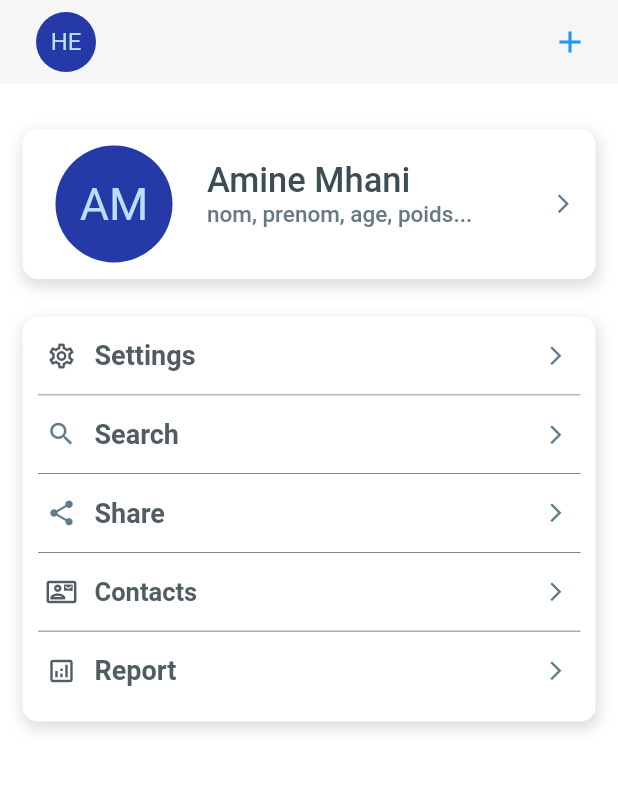
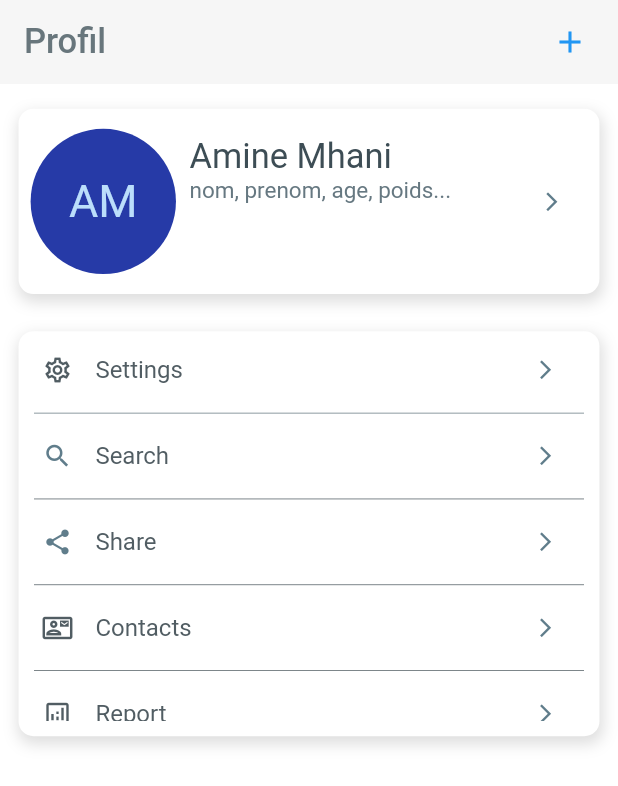
Before and after one commit to HmzEzh/medisafe, a Flutter app: the ProfilScreen screen opened directly, on a phone screen of 412 x 824 dp. Shown: the top 786 px of the screen. Run offline on Flutter 3.47's test engine with Material 2 defaults, Android fonts, the phone set to English and light mode, and no system bars; our stand-ins replace flutter_datetime_picker.

Commit message:
2023-04-05 adaptative

```diff
--- /dev/null
+++ b/lib/screens/profilScreen/AccountScreen/AccountScreen.dart
@@ -0,0 +1,42 @@
+import 'package:flutter/material.dart';
+
+class AccountScreen extends StatefulWidget {
+  const AccountScreen({super.key});
+
+  @override
+  State<AccountScreen> createState() => _AccountScreenState();
+}
+
+class _AccountScreenState extends State<AccountScreen> {
+  @override
+  Widget build(BuildContext context) {
+    return Scaffold(
+      backgroundColor: Colors.white,
+      appBar: AppBar(
+          title: const Text(
+            "Account",
+            style: TextStyle(
+              fontSize: 23,
+              fontWeight: FontWeight.w500,
+              color: Color.fromARGB(255, 104, 118, 124),
+            ),
+          ),
+          shadowColor: Colors.transparent,
+          backgroundColor: Color.fromARGB(255, 246, 246, 246),
+          automaticallyImplyLeading: false,
+          centerTitle: false,
+          actions: [
+            TextButton(
+                style: ButtonStyle(
+                  // minimumSize : MaterialStateProperty.all(Size(0,0)),
+                  overlayColor: MaterialStateProperty.all(Colors.transparent),
+                  splashFactory: NoSplash.splashFactory,
+                ),
+                onPressed: () {
+                  print("test");
+                },
+                child: Icon(IconData(0xe047, fontFamily: 'MaterialIcons')))
+          ]),
+    );
+  }
+}
--- a/lib/screens/profilScreen/ProfilScreen.dart
+++ b/lib/screens/profilScreen/ProfilScreen.dart
@@ -1,27 +1,25 @@
 import 'package:flutter/material.dart';
 import 'MedecinScreen/MedcinsListScreen.dart';
+import 'AccountScreen/AccountScreen.dart';
 import '../introduction_animation/introduction_animation_screen.dart';
 
 class ProfilScreen extends StatelessWidget {
   @override
   Widget build(BuildContext context) {
+    final double waille = MediaQuery.of(context).size.width;
+    final double haille = MediaQuery.of(context).size.height;
+
     return Scaffold(
       backgroundColor: Colors.white,
-
       appBar: AppBar(
-          title: TextButton(
-              style: ButtonStyle(
-                minimumSize: MaterialStateProperty.all(Size(0, 0)),
-                overlayColor: MaterialStateProperty.all(Colors.transparent),
-                splashFactory: NoSplash.splashFactory,
+          title: const Text(
+            "Profil",
+            style: TextStyle(
+              fontSize: 23,
+              fontWeight: FontWeight.w500,
+              color: Color.fromARGB(255, 104, 118, 124),
             ),
-              onPressed: () {
-                print("test");
-              },
-              child: CircleAvatar(
-                backgroundColor: Color.fromARGB(255, 38, 58, 167),
-                child: const Text('HE'),
-              )),
+          ),
           shadowColor: Colors.transparent,
           backgroundColor: Color.fromARGB(255, 246, 246, 246),
           automaticallyImplyLeading: false,
@@ -43,7 +41,11 @@ class ProfilScreen extends StatelessWidget {
           children: [
             GestureDetector(
               onTap: () {
-                debugPrint("Presses");
+                Navigator.push<dynamic>(
+                  context,
+                  MaterialPageRoute<dynamic>(
+                      builder: (BuildContext context) => AccountScreen()),
+                );
               },
               child: Container(
                 decoration: BoxDecoration(
@@ -56,14 +58,16 @@ class ProfilScreen extends StatelessWidget {
                           blurRadius: 8,
                           offset: Offset(1, 4))
                     ]),
-                margin: const EdgeInsets.fromLTRB(15, 30, 15, 15),
-                padding: const EdgeInsets.all(10),
-                width: 500,
-                height: 100,
+                margin: EdgeInsets.fromLTRB(
+                    waille * 0.03, haille * 0.02, waille * 0.03, haille * 0.02),
+                padding: const EdgeInsets.all(5),
+                width: waille,
+                height: haille * 0.15,
                 child: Row(
                   children: [
                     Container(
-                      height: 80,
+                      height: haille * 0.12,
+                      width: waille * 0.25,
                       decoration: BoxDecoration(
                         color: Colors.white,
                         border: Border.all(color: Colors.white),
@@ -84,9 +88,9 @@ class ProfilScreen extends StatelessWidget {
                           )),
                     ),
                     Container(
-                      height: 80,
-                      width: 240,
-                      padding: const EdgeInsets.all(10),
+                      height: haille * 0.12,
+                      width: waille * 0.58,
+                      padding: const EdgeInsets.all(5),
                       decoration: BoxDecoration(
                           border: Border.all(color: Colors.white)),
                       child: Column(
@@ -96,7 +100,7 @@ class ProfilScreen extends StatelessWidget {
                             "Amine Mhani",
                             style: TextStyle(
                               fontSize: 23,
-                              fontWeight: FontWeight.w500,
+                              fontWeight: FontWeight.w400,
                               color: Color.fromARGB(255, 61, 77, 85),
                             ),
                           ),
@@ -104,7 +108,7 @@ class ProfilScreen extends StatelessWidget {
                             "nom, prenom, age, poids...",
                             style: TextStyle(
                               fontSize: 15,
-                              fontWeight: FontWeight.w500,
+                              fontWeight: FontWeight.w400,
                               color: Color.fromARGB(255, 102, 120, 129),
                             ),
                           ),
@@ -112,7 +116,7 @@ class ProfilScreen extends StatelessWidget {
                       ),
                     ),
                     Container(
-                      height: 80,
+                      height: haille * 0.12,
                       decoration: BoxDecoration(
                           border: Border.all(color: Colors.white)),
                       child: const Icon(
@@ -126,7 +130,8 @@ class ProfilScreen extends StatelessWidget {
               ),
             ),
             Container(
-              margin: const EdgeInsets.fromLTRB(15, 10, 15, 15),
+              margin: EdgeInsets.fromLTRB(
+                  waille * 0.03, haille * 0.01, waille * 0.03, haille * 0.02),
               padding: const EdgeInsets.all(10),
               height: 270,
               decoration: BoxDecoration(
@@ -147,13 +152,12 @@ class ProfilScreen extends StatelessWidget {
                         context,
                         MaterialPageRoute<dynamic>(
                             builder: (BuildContext context) =>
-                                           IntroductionAnimationScreen()
-                                      ),
+                                IntroductionAnimationScreen()),
                       );
                     },
                     child: Container(
-                      margin: const EdgeInsets.fromLTRB(0, 0, 0, 10),
-                      padding: const EdgeInsets.fromLTRB(0, 0, 0, 10),
+                      margin: EdgeInsets.fromLTRB(0, 0, 0, haille * 0.015),
+                      padding: EdgeInsets.fromLTRB(0, 0, 0, haille * 0.015),
                       decoration: const BoxDecoration(
                         border: Border(
                             bottom: BorderSide(
@@ -174,15 +178,15 @@ class ProfilScreen extends StatelessWidget {
                             ),
                           ),
                           Container(
-                            margin: const EdgeInsets.fromLTRB(5, 0, 0, 0),
-                            width: 300,
+                            margin: EdgeInsets.fromLTRB(waille * 0.02, 0, 0, 0),
+                            width: waille * 0.71,
                             decoration: BoxDecoration(
                                 border: Border.all(color: Colors.white)),
                             child: const Text(
                               "Settings",
                               style: TextStyle(
-                                  fontSize: 18,
-                                  fontWeight: FontWeight.bold,
+                                  fontSize: 16,
+                                  fontWeight: FontWeight.w400,
                                   color: Color.fromARGB(255, 81, 93, 99)),
                             ),
                           ),
@@ -205,13 +209,12 @@ class ProfilScreen extends StatelessWidget {
                         context,
                         MaterialPageRoute<dynamic>(
                             builder: (BuildContext context) =>
-                                           MedcinsListScreen()
-                                      ),
+                                MedcinsListScreen()),
                       );
                     },
                     child: Container(
-                      margin: const EdgeInsets.fromLTRB(0, 0, 0, 10),
-                      padding: const EdgeInsets.fromLTRB(0, 0, 0, 10),
+                      margin: EdgeInsets.fromLTRB(0, 0, 0, haille * 0.015),
+                      padding: EdgeInsets.fromLTRB(0, 0, 0, haille * 0.015),
                       decoration: const BoxDecoration(
                         border: Border(
                             bottom: BorderSide(
@@ -232,15 +235,15 @@ class ProfilScreen extends StatelessWidget {
                             ),
                           ),
                           Container(
-                            margin: const EdgeInsets.fromLTRB(5, 0, 0, 0),
-                            width: 300,
+                            margin: EdgeInsets.fromLTRB(waille * 0.02, 0, 0, 0),
+                            width: waille * 0.71,
                             decoration: BoxDecoration(
                                 border: Border.all(color: Colors.white)),
                             child: const Text(
                               "Search",
                               style: TextStyle(
-                                fontSize: 18,
-                                fontWeight: FontWeight.bold,
+                                fontSize: 16,
+                                fontWeight: FontWeight.w400,
                                 color: Color.fromARGB(255, 81, 93, 99),
                               ),
                             ),
@@ -261,8 +264,8 @@ class ProfilScreen extends StatelessWidget {
                   GestureDetector(
                     onTap: () {},
                     child: Container(
-                      margin: const EdgeInsets.fromLTRB(0, 0, 0, 10),
-                      padding: const EdgeInsets.fromLTRB(0, 0, 0, 10),
+                      margin: EdgeInsets.fromLTRB(0, 0, 0, haille * 0.015),
+                      padding: EdgeInsets.fromLTRB(0, 0, 0, haille * 0.015),
                       decoration: const BoxDecoration(
                         border: Border(
                             bottom: BorderSide(
@@ -283,15 +286,15 @@ class ProfilScreen extends StatelessWidget {
                             ),
                           ),
                           Container(
-                            margin: const EdgeInsets.fromLTRB(5, 0, 0, 0),
-                            width: 300,
+                            margin: EdgeInsets.fromLTRB(waille * 0.02, 0, 0, 0),
+                            width: waille * 0.71,
                             decoration: BoxDecoration(
                                 border: Border.all(color: Colors.white)),
                             child: const Text(
                               "Share",
                               style: TextStyle(
-                                fontSize: 18,
-                                fontWeight: FontWeight.bold,
+                                fontSize: 16,
+                                fontWeight: FontWeight.w400,
                                 color: Color.fromARGB(255, 81, 93, 99),
                               ),
                             ),
@@ -312,8 +315,8 @@ class ProfilScreen extends StatelessWidget {
                   GestureDetector(
                     onTap: () {},
                     child: Container(
-                      margin: const EdgeInsets.fromLTRB(0, 0, 0, 10),
-                      padding: const EdgeInsets.fromLTRB(0, 0, 0, 10),
+                      margin: EdgeInsets.fromLTRB(0, 0, 0, haille * 0.015),
+                      padding: EdgeInsets.fromLTRB(0, 0, 0, haille * 0.015),
                       decoration: const BoxDecoration(
                         border: Border(
                             bottom: BorderSide(
@@ -334,15 +337,15 @@ class ProfilScreen extends StatelessWidget {
                             ),
                           ),
                           Container(
-                            margin: const EdgeInsets.fromLTRB(5, 0, 0, 0),
-                            width: 300,
+                            margin: EdgeInsets.fromLTRB(waille * 0.02, 0, 0, 0),
+                            width: waille * 0.71,
                             decoration: BoxDecoration(
                                 border: Border.all(color: Colors.white)),
                             child: const Text(
                               "Contacts",
                               style: TextStyle(
-                                fontSize: 17,
-                                fontWeight: FontWeight.bold,
+                                fontSize: 16,
+                                fontWeight: FontWeight.w400,
                                 color: Color.fromARGB(255, 81, 93, 99),
                               ),
                             ),
@@ -363,8 +366,8 @@ class ProfilScreen extends StatelessWidget {
                   GestureDetector(
                     onTap: () {},
                     child: Container(
-                      margin: const EdgeInsets.fromLTRB(0, 0, 0, 10),
-                      padding: const EdgeInsets.fromLTRB(0, 0, 0, 10),
+                      margin: EdgeInsets.fromLTRB(0, 0, 0, haille * 0.015),
+                      padding: EdgeInsets.fromLTRB(0, 0, 0, haille * 0.015),
                       child: Row(
                         children: [
                           Container(
@@ -378,15 +381,15 @@ class ProfilScreen extends StatelessWidget {
                             ),
                           ),
                           Container(
-                            margin: const EdgeInsets.fromLTRB(5, 0, 0, 0),
-                            width: 300,
+                            margin: EdgeInsets.fromLTRB(waille * 0.02, 0, 0, 0),
+                            width: waille * 0.71,
                             decoration: BoxDecoration(
                                 border: Border.all(color: Colors.white)),
                             child: const Text(
                               "Report",
                               style: TextStyle(
-                                fontSize: 18,
-                                fontWeight: FontWeight.bold,
+                                fontSize: 16,
+                                fontWeight: FontWeight.w400,
                                 color: Color.fromARGB(255, 81, 93, 99),
                               ),
                             ),
```
Lines whose indentation alone changed are shown as unchanged.
